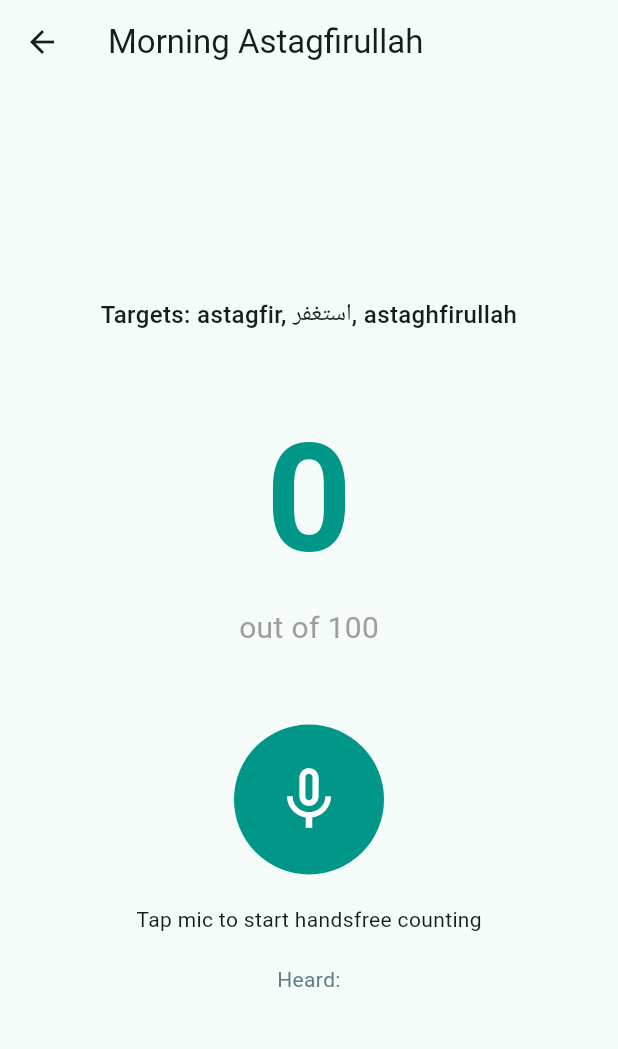
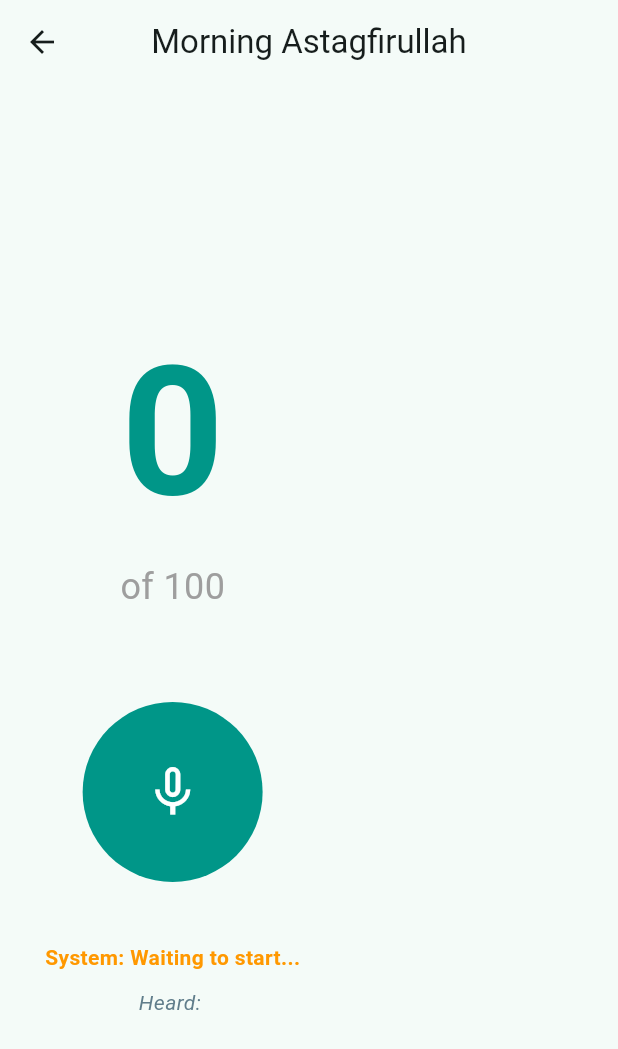
Before and after one commit to neelislam/zikr, a Flutter app: the screen it shows after launch, after a tap on "Morning Astagfirullah", on a phone screen of 412 x 824 dp. Shown: the top 1049 px of the screen. Run offline on Flutter 3.47's test engine with Material 3 defaults, Android fonts, the phone set to English and light mode, and no system bars; our stand-ins replace permission_handler, speech_to_text; missing offline and left inert: string_similarity.

Commit message:
Fuzzy Echo Fix needed. Count issue

```diff
--- a/lib/models/zikr_model.dart
+++ b/lib/models/zikr_model.dart
@@ -1,6 +1,6 @@
 class ZikrTask {
   final String title;
-  final List<String> targetWords; // Now accepts multiple variations!
+  final List<String> targetWords;
   final int targetCount;
   int currentCount;
   bool isCompleted;
--- a/lib/screens/active_zikr_screen.dart
+++ b/lib/screens/active_zikr_screen.dart
@@ -40,62 +40,33 @@ class _ActiveZikrScreenState extends State<ActiveZikrScreen> {
     if (task == null) return const Scaffold();
 
     return Scaffold(
-      appBar: AppBar(title: Text(task.title)),
-      body: Center(
-        child: Column(
-          mainAxisAlignment: MainAxisAlignment.center,
-          children: [
-            Text(
-              'Targets: ${task.targetWords.join(", ")}',
-              style: const TextStyle(fontSize: 16, fontWeight: FontWeight.w500),
-              textAlign: TextAlign.center,
+      appBar: AppBar(title: Text(task.title), centerTitle: true),
+      body: Column(
+        mainAxisAlignment: MainAxisAlignment.center,
+        children: [
+          Text('${task.currentCount}', style: const TextStyle(fontSize: 120, fontWeight: FontWeight.bold, color: Colors.teal)),
+          Text('of ${task.targetCount}', style: const TextStyle(fontSize: 24, color: Colors.grey)),
+          const SizedBox(height: 60),
+          GestureDetector(
+            onTap: () => provider.isListening ? provider.stopListening() : provider.startListening(),
+            child: CircleAvatar(
+              radius: 60,
+              backgroundColor: provider.isListening ? Colors.red : Colors.teal,
+              child: Icon(provider.isListening ? Icons.mic : Icons.mic_none, size: 40, color: Colors.white),
             ),
-            const SizedBox(height: 40),
-            Text(
-              '${task.currentCount}',
-              style: const TextStyle(fontSize: 100, fontWeight: FontWeight.bold, color: Colors.teal),
+          ),
+          const SizedBox(height: 40),
+          Padding(
+            padding: const EdgeInsets.symmetric(horizontal: 30),
+            child: Column(
+              children: [
+                Text('System: ${provider.debugMessage}', style: const TextStyle(color: Colors.orange, fontWeight: FontWeight.bold)),
+                const SizedBox(height: 10),
+                Text('Heard: ${provider.lastWords}', style: const TextStyle(color: Colors.blueGrey, fontStyle: FontStyle.italic)),
+              ],
             ),
-            Text(
-              'out of ${task.targetCount}',
-              style: const TextStyle(fontSize: 20, color: Colors.grey),
-            ),
-            const SizedBox(height: 50),
-            if (task.isCompleted)
-              const Text(
-                'Mission Completed! 🎉',
-                style: TextStyle(fontSize: 24, color: Colors.green, fontWeight: FontWeight.bold),
-              )
-            else
-              GestureDetector(
-                onTap: () {
-                  if (provider.isListening) {
-                    provider.stopListening();
-                  } else {
-                    provider.startListening();
-                  }
-                },
-                child: CircleAvatar(
-                  radius: 50,
-                  backgroundColor: provider.isListening ? Colors.red : Colors.teal,
-                  child: Icon(
-                    provider.isListening ? Icons.mic : Icons.mic_none,
-                    size: 50,
-                    color: Colors.white,
-                  ),
-                ),
-              ),
-            const SizedBox(height: 20),
-            if (provider.isListening)
-              const Text('Listening...', style: TextStyle(color: Colors.red, fontWeight: FontWeight.bold))
-            else if (!task.isCompleted)
-              const Text('Tap mic to start handsfree counting'),
-
-            Padding(
-              padding: const EdgeInsets.all(20.0),
-              child: Text('Heard: ${provider.lastWords}', textAlign: TextAlign.center, style: const TextStyle(color: Colors.blueGrey)),
-            )
-          ],
-        ),
+          ),
+        ],
       ),
     );
   }
--- a/pubspec.yaml
+++ b/pubspec.yaml
@@ -12,6 +12,7 @@ dependencies:
   provider: ^6.1.1
   speech_to_text: ^7.3.0
   permission_handler: ^11.2.0
+  string_similarity: ^2.1.1
 
 dev_dependencies:
   flutter_test:
```
Also changed, not shown: lib/providers/zikr_provider.dart (+79 -35 lines), pubspec.lock, 2 other files.
